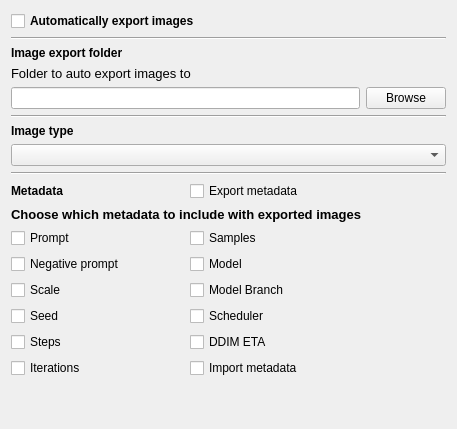
The window that src/airunner/widgets/export_preferences/templates/export_preferences.ui (Capsize-Games/airunner) describes before a commit, drawn with Qt 5.
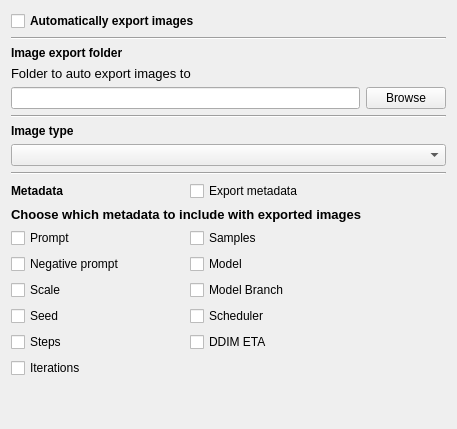
The same window after the commit.

Commit message: Fixes export prefernces

The edit to the form file:
```diff
--- a/src/airunner/widgets/export_preferences/templates/export_preferences.ui
+++ b/src/airunner/widgets/export_preferences/templates/export_preferences.ui
@@ -233,16 +233,6 @@
        </property>
       </spacer>
      </item>
-     <item row="7" column="1">
-      <widget class="QCheckBox" name="import_metadata">
-       <property name="toolTip">
-        <string>&lt;html&gt;&lt;head/&gt;&lt;body&gt;&lt;p&gt;Automatically load metadata into generator options. &lt;/p&gt;&lt;p&gt;Only works with PNG files.&lt;/p&gt;&lt;/body&gt;&lt;/html&gt;</string>
-       </property>
-       <property name="text">
-        <string>Import metadata</string>
-       </property>
-      </widget>
-     </item>
     </layout>
    </item>
    <item row="7" column="0" colspan="2">
```
Left out of the diff: 281 changed lines with no effect on the pictures. The commit also changes 2 other files.
